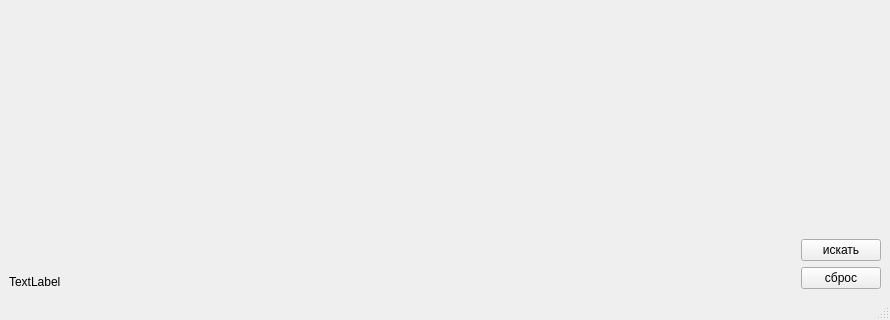
Mngdd/map_app, file main_window.ui: the form before one commit; both pictures show x 0 to 890 and y 323 to 643 of the 890 by 643 pixel window.
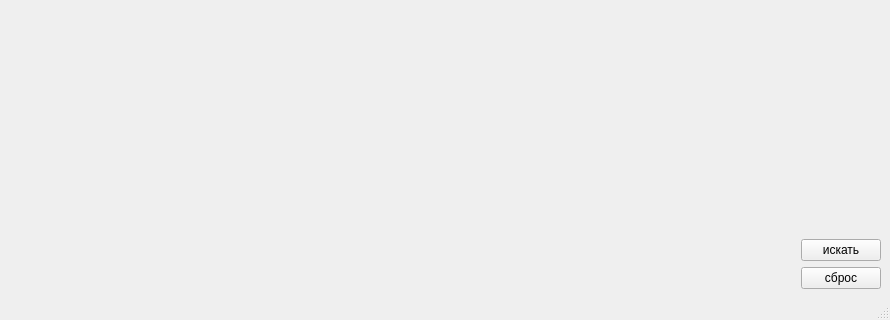
The form after the commit.

Diff of the .ui file:
```diff
--- a/main_window.ui
+++ b/main_window.ui
@@ -43,7 +43,7 @@
       <item>
        <widget class="QLabel" name="result_coord_lbl">
         <property name="text">
-         <string>TextLabel</string>
+         <string/>
         </property>
        </widget>
       </item>
```
Left out of the diff: 2 changed lines with no effect on the pictures.
